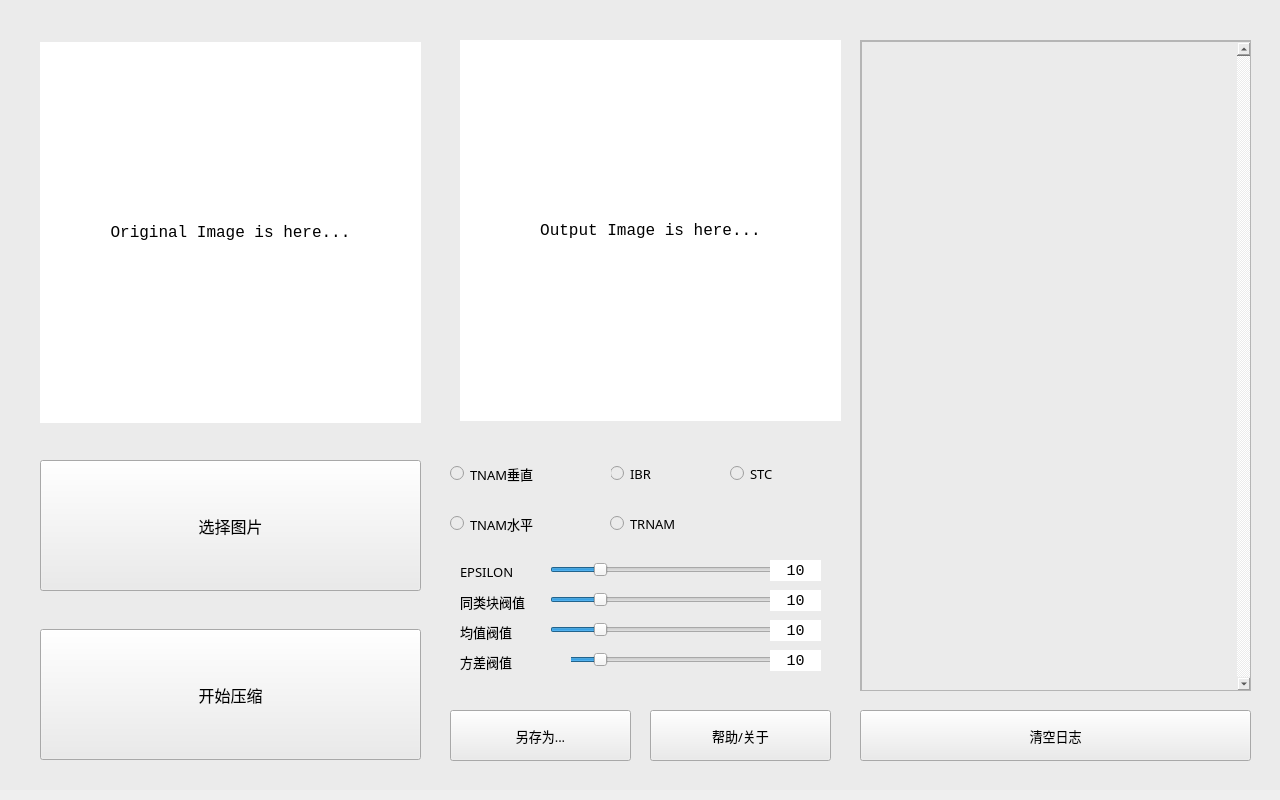
Old version of the form widget.ui in the repository HIBIKl/CPP_Homework.
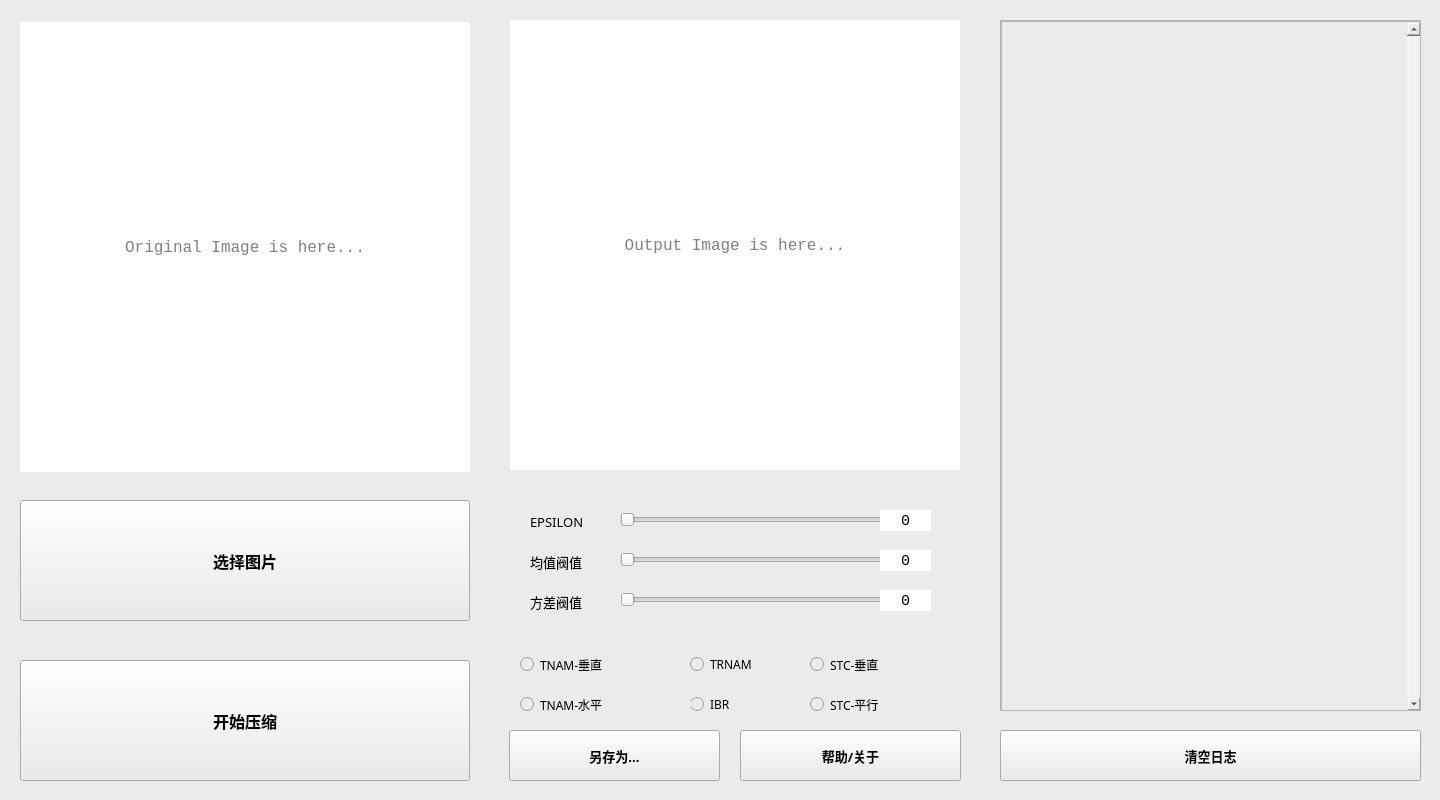
New version of the form. Custom widgets are drawn as their Qt base class.

The edit to the form file:
```diff
--- a/widget.ui
+++ b/widget.ui
@@ -6,19 +6,19 @@
    <rect>
     <x>0</x>
     <y>0</y>
-    <width>1280</width>
+    <width>1440</width>
     <height>800</height>
    </rect>
   </property>
   <property name="minimumSize">
    <size>
-    <width>1280</width>
+    <width>1440</width>
     <height>800</height>
    </size>
   </property>
   <property name="maximumSize">
    <size>
-    <width>1280</width>
+    <width>1440</width>
     <height>800</height>
    </size>
   </property>
@@ -32,20 +32,20 @@
    <property name="geometry">
     <rect>
      <x>0</x>
-     <y>-10</y>
-     <width>1280</width>
+     <y>0</y>
+     <width>1440</width>
      <height>800</height>
     </rect>
    </property>
    <property name="minimumSize">
     <size>
-     <width>1280</width>
+     <width>1440</width>
      <height>800</height>
     </size>
    </property>
    <property name="maximumSize">
     <size>
-     <width>1280</width>
+     <width>1440</width>
      <height>800</height>
     </size>
    </property>
@@ -60,16 +60,17 @@
    <widget class="QtMaterialRaisedButton" name="startCompression">
     <property name="geometry">
      <rect>
-      <x>40</x>
-      <y>639</y>
-      <width>381</width>
-      <height>131</height>
+      <x>20</x>
+      <y>660</y>
+      <width>450</width>
+      <height>121</height>
      </rect>
     </property>
     <property name="font">
      <font>
       <family>微软雅黑</family>
       <pointsize>12</pointsize>
+      <bold>true</bold>
      </font>
     </property>
     <property name="text">
@@ -79,9 +80,9 @@
    <widget class="QtMaterialRaisedButton" name="saveImage">
     <property name="geometry">
      <rect>
-      <x>450</x>
-      <y>720</y>
-      <width>181</width>
+      <x>509</x>
+      <y>730</y>
+      <width>211</width>
       <height>51</height>
      </rect>
     </property>
@@ -89,6 +90,7 @@
      <font>
       <family>微软雅黑</family>
       <pointsize>10</pointsize>
+      <bold>true</bold>
      </font>
     </property>
     <property name="text">
@@ -98,17 +100,17 @@
    <widget class="QtMaterialRaisedButton" name="selectPicture">
     <property name="geometry">
      <rect>
-      <x>40</x>
-      <y>470</y>
-      <width>381</width>
-      <height>131</height>
+      <x>20</x>
+      <y>500</y>
+      <width>450</width>
+      <height>121</height>
      </rect>
     </property>
     <property name="font">
      <font>
       <family>微软雅黑</family>
       <pointsize>12</pointsize>
-      <bold>false</bold>
+      <bold>true</bold>
      </font>
     </property>
     <property name="text">
@@ -118,16 +120,16 @@
    <widget class="QtMaterialRadioButton" name="algorithm_ibr">
     <property name="geometry">
      <rect>
-      <x>610</x>
-      <y>470</y>
-      <width>131</width>
+      <x>690</x>
+      <y>691</y>
+      <width>121</width>
       <height>27</height>
      </rect>
     </property>
     <property name="font">
      <font>
       <family>微软雅黑</family>
-      <pointsize>10</pointsize>
+      <pointsize>9</pointsize>
       <bold>false</bold>
      </font>
     </property>
@@ -138,22 +140,22 @@
    <widget class="QtMaterialRadioButton" name="algorithm_tnam_diagonal">
     <property name="geometry">
      <rect>
-      <x>450</x>
-      <y>470</y>
-      <width>161</width>
+      <x>520</x>
+      <y>651</y>
+      <width>171</width>
       <height>27</height>
      </rect>
     </property>
     <property name="font">
      <font>
       <family>微软雅黑</family>
-      <pointsize>10</pointsize>
+      <pointsize>9</pointsize>
       <bold>false</bold>
       <kerning>true</kerning>
      </font>
     </property>
     <property name="text">
-     <string>TNAM垂直</string>
+     <string>TNAM-垂直</string>
     </property>
     <property name="checkable">
      <bool>true</bool>
@@ -165,36 +167,36 @@
    <widget class="QtMaterialRadioButton" name="algorithm_tnam_horizonal">
     <property name="geometry">
      <rect>
-      <x>450</x>
-      <y>520</y>
-      <width>161</width>
+      <x>520</x>
+      <y>691</y>
+      <width>171</width>
       <height>27</height>
      </rect>
     </property>
     <property name="font">
      <font>
       <family>微软雅黑</family>
-      <pointsize>10</pointsize>
+      <pointsize>9</pointsize>
       <bold>false</bold>
      </font>
     </property>
     <property name="text">
-     <string>TNAM水平</string>
+     <string>TNAM-水平</string>
     </property>
    </widget>
    <widget class="QtMaterialRadioButton" name="algorithm_trnam">
     <property name="geometry">
      <rect>
-      <x>610</x>
-      <y>520</y>
-      <width>131</width>
+      <x>690</x>
+      <y>651</y>
+      <width>121</width>
       <height>27</height>
      </rect>
     </property>
     <property name="font">
      <font>
       <family>微软雅黑</family>
-      <pointsize>10</pointsize>
+      <pointsize>9</pointsize>
       <bold>false</bold>
      </font>
     </property>
@@ -202,43 +204,49 @@
      <string>TRNAM</string>
     </property>
    </widget>
-   <widget class="QtMaterialRadioButton" name="algorithm_stc">
+   <widget class="QtMaterialRadioButton" name="algorithm_stc_vertical">
     <property name="geometry">
      <rect>
-      <x>730</x>
-      <y>470</y>
-      <width>81</width>
+      <x>810</x>
+      <y>651</y>
+      <width>131</width>
       <height>27</height>
      </rect>
     </property>
     <property name="font">
      <font>
       <family>微软雅黑</family>
-      <pointsize>10</pointsize>
+      <pointsize>9</pointsize>
       <bold>false</bold>
      </font>
     </property>
     <property name="text">
-     <string>STC</string>
+     <string>STC-垂直</string>
     </property>
    </widget>
    <widget class="QtMaterialSlider" name="variance_slider">
     <property name="geometry">
      <rect>
-      <x>550</x>
-      <y>660</y>
-      <width>231</width>
+      <x>620</x>
+      <y>590</y>
+      <width>271</width>
       <height>20</height>
      </rect>
     </property>
+    <property name="cursor">
+     <cursorShape>ClosedHandCursor</cursorShape>
+    </property>
     <property name="maximum">
      <number>50</number>
     </property>
     <property name="singleStep">
-     <number>1</number>
+     <number>5</number>
+    </property>
+    <property name="pageStep">
+     <number>5</number>
     </property>
     <property name="value">
-     <number>10</number>
+     <number>0</number>
     </property>
     <property name="orientation">
      <enum>Qt::Horizontal</enum>
@@ -247,9 +255,9 @@
    <widget class="QtMaterialRaisedButton" name="clearLog">
     <property name="geometry">
      <rect>
-      <x>860</x>
-      <y>720</y>
-      <width>391</width>
+      <x>1000</x>
+      <y>730</y>
+      <width>421</width>
       <height>51</height>
      </rect>
     </property>
@@ -257,6 +265,7 @@
      <font>
       <family>微软雅黑</family>
       <pointsize>10</pointsize>
+      <bold>true</bold>
      </font>
     </property>
     <property name="text">
@@ -266,9 +275,9 @@
    <widget class="QtMaterialRaisedButton" name="helpCenter">
     <property name="geometry">
      <rect>
-      <x>650</x>
-      <y>720</y>
-      <width>181</width>
+      <x>740</x>
+      <y>730</y>
+      <width>221</width>
       <height>51</height>
      </rect>
     </property>
@@ -276,6 +285,7 @@
      <font>
       <family>微软雅黑</family>
       <pointsize>10</pointsize>
+      <bold>true</bold>
      </font>
     </property>
     <property name="text">
@@ -285,10 +295,10 @@
    <widget class="QScrollArea" name="scrollArea">
     <property name="geometry">
      <rect>
-      <x>860</x>
-      <y>50</y>
-      <width>391</width>
-      <height>651</height>
+      <x>1000</x>
+      <y>20</y>
+      <width>421</width>
+      <height>691</height>
      </rect>
     </property>
     <property name="widgetResizable">
@@ -299,8 +309,8 @@
       <rect>
        <x>0</x>
        <y>0</y>
-       <width>389</width>
-       <height>649</height>
+       <width>419</width>
+       <height>689</height>
       </rect>
      </property>
      <widget class="QTextBrowser" name="textBrowser">
@@ -308,8 +318,8 @@
        <rect>
         <x>0</x>
         <y>0</y>
-        <width>391</width>
-        <height>651</height>
+        <width>421</width>
+        <height>691</height>
        </rect>
       </property>
       <property name="sizePolicy">
@@ -342,10 +352,10 @@
    <widget class="QLabel" name="label">
     <property name="geometry">
      <rect>
-      <x>40</x>
-      <y>52</y>
-      <width>381</width>
-      <height>381</height>
+      <x>20</x>
+      <y>22</y>
+      <width>450</width>
+      <height>450</height>
      </rect>
     </property>
     <property name="font">
@@ -355,22 +365,32 @@
      </font>
     </property>
     <property name="styleSheet">
-     <string notr="true">background-color: rgb(255, 255, 255);</string>
+     <string notr="true">background-color: rgb(255, 255, 255);
+color:grey</string>
+    </property>
+    <property name="frameShape">
+     <enum>QFrame::NoFrame</enum>
     </property>
     <property name="text">
-     <string>Original Image is here...</string>
+     <string extracomment="Original Image is here...">Original Image is here...</string>
+    </property>
+    <property name="textFormat">
+     <enum>Qt::AutoText</enum>
     </property>
     <property name="alignment">
      <set>Qt::AlignCenter</set>
     </property>
+    <property name="buddy">
+     <cstring></cstring>
+    </property>
    </widget>
    <widget class="QLabel" name="label_2">
     <property name="geometry">
      <rect>
-      <x>460</x>
-      <y>50</y>
-      <width>381</width>
-      <height>381</height>
+      <x>510</x>
+      <y>20</y>
+      <width>450</width>
+      <height>450</height>
      </rect>
     </property>
     <property name="font">
@@ -380,10 +400,11 @@
      </font>
     </property>
     <property name="styleSheet">
-     <string notr="true">background-color: rgb(255, 255, 255);</string>
+     <string notr="true">background-color: rgb(255, 255, 255);
+color:grey</string>
     </property>
     <property name="text">
-     <string>Output Image is here...</string>
+     <string extracomment="Output Image is here...">Output Image is here...</string>
     </property>
     <property name="alignment">
      <set>Qt::AlignCenter</set>
@@ -392,9 +413,9 @@
    <widget class="QLabel" name="label_3">
     <property name="geometry">
      <rect>
-      <x>460</x>
-      <y>660</y>
-      <width>111</width>
+      <x>530</x>
+      <y>590</y>
+      <width>91</width>
       <height>23</height>
      </rect>
     </property>
@@ -412,8 +433,8 @@
    <widget class="QLabel" name="label_4">
     <property name="geometry">
      <rect>
-      <x>460</x>
-      <y>630</y>
+      <x>530</x>
+      <y>550</y>
       <width>111</width>
       <height>23</height>
      </rect>
@@ -432,62 +453,26 @@
    <widget class="QtMaterialSlider" name="mean_value_slider">
     <property name="geometry">
      <rect>
-      <x>550</x>
-      <y>630</y>
-      <width>231</width>
+      <x>620</x>
+      <y>550</y>
+      <width>271</width>
       <height>20</height>
      </rect>
     </property>
-    <property name="maximum">
-     <number>50</number>
+    <property name="cursor">
+     <cursorShape>ClosedHandCursor</cursorShape>
     </property>
-    <property name="singleStep">
-     <number>1</number>
-    </property>
-    <property name="value">
-     <number>10</number>
-    </property>
-    <property name="orientation">
-     <enum>Qt::Horizontal</enum>
-    </property>
-   </widget>
-   <widget class="QLabel" name="label_5">
-    <property name="geometry">
-     <rect>
-      <x>460</x>
-      <y>600</y>
-      <width>111</width>
-      <height>23</height>
-     </rect>
-    </property>
-    <property name="font">
-     <font>
-      <family>Microsoft YaHei</family>
-      <pointsize>10</pointsize>
-      <stylestrategy>PreferAntialias</stylestrategy>
-     </font>
-    </property>
-    <property name="text">
-     <string>同类块阀值</string>
-    </property>
-   </widget>
-   <widget class="QtMaterialSlider" name="fast_threshold_slider">
-    <property name="geometry">
-     <rect>
-      <x>550</x>
-      <y>600</y>
-      <width>231</width>
-      <height>20</height>
-     </rect>
-    </property>
     <property name="maximum">
      <number>50</number>
     </property>
     <property name="singleStep">
-     <number>1</number>
+     <number>5</number>
     </property>
+    <property name="pageStep">
+     <number>5</number>
+    </property>
     <property name="value">
-     <number>10</number>
+     <number>0</number>
     </property>
     <property name="orientation">
      <enum>Qt::Horizontal</enum>
@@ -496,8 +481,8 @@
    <widget class="QLabel" name="label_6">
     <property name="geometry">
      <rect>
-      <x>460</x>
-      <y>570</y>
+      <x>530</x>
+      <y>510</y>
       <width>111</width>
       <height>23</height>
      </rect>
@@ -516,20 +501,29 @@
    <widget class="QtMaterialSlider" name="epsilon_slider">
     <property name="geometry">
      <rect>
-      <x>550</x>
-      <y>570</y>
-      <width>231</width>
+      <x>620</x>
+      <y>510</y>
+      <width>271</width>
       <height>20</height>
      </rect>
     </property>
+    <property name="cursor">
+     <cursorShape>ClosedHandCursor</cursorShape>
+    </property>
+    <property name="styleSheet">
+     <string notr="true"/>
+    </property>
     <property name="maximum">
      <number>50</number>
     </property>
     <property name="singleStep">
-     <number>1</number>
+     <number>5</number>
+    </property>
+    <property name="pageStep">
+     <number>5</number>
     </property>
     <property name="value">
-     <number>10</number>
+     <number>0</number>
     </property>
     <property name="orientation">
      <enum>Qt::Horizontal</enum>
@@ -538,8 +532,8 @@
    <widget class="QtMaterialTextField" name="epsilon_label">
     <property name="geometry">
      <rect>
-      <x>770</x>
-      <y>570</y>
+      <x>880</x>
+      <y>510</y>
       <width>51</width>
       <height>21</height>
      </rect>
@@ -555,33 +549,7 @@
      <string notr="true">background-color: rgb(255, 255, 255);</string>
     </property>
     <property name="text">
-     <string>10</string>
-    </property>
-    <property name="alignment">
-     <set>Qt::AlignCenter</set>
-    </property>
-   </widget>
-   <widget class="QtMaterialTextField" name="fast_threshold_label">
-    <property name="geometry">
-     <rect>
-      <x>770</x>
-      <y>600</y>
-      <width>51</width>
-      <height>21</height>
-     </rect>
-    </property>
-    <property name="font">
-     <font>
-      <family>Consolas</family>
-      <pointsize>11</pointsize>
-      <strikeout>false</strikeout>
-     </font>
-    </property>
-    <property name="styleSheet">
-     <string notr="true">background-color: rgb(255, 255, 255);</string>
-    </property>
-    <property name="text">
-     <string>10</string>
+     <string>0</string>
     </property>
     <property name="alignment">
      <set>Qt::AlignCenter</set>
@@ -590,8 +558,8 @@
    <widget class="QtMaterialTextField" name="mean_value_label">
     <property name="geometry">
      <rect>
-      <x>770</x>
-      <y>630</y>
+      <x>880</x>
+      <y>550</y>
       <width>51</width>
       <height>21</height>
      </rect>
@@ -607,7 +575,7 @@
      <string notr="true">background-color: rgb(255, 255, 255);</string>
     </property>
     <property name="text">
-     <string>10</string>
+     <string>0</string>
     </property>
     <property name="alignment">
      <set>Qt::AlignCenter</set>
@@ -616,8 +584,8 @@
    <widget class="QtMaterialTextField" name="variance_label">
     <property name="geometry">
      <rect>
-      <x>770</x>
-      <y>660</y>
+      <x>880</x>
+      <y>590</y>
       <width>51</width>
       <height>21</height>
      </rect>
@@ -633,12 +601,31 @@
      <string notr="true">background-color: rgb(255, 255, 255);</string>
     </property>
     <property name="text">
-     <string>10</string>
+     <string>0</string>
     </property>
     <property name="alignment">
      <set>Qt::AlignCenter</set>
     </property>
    </widget>
+   <widget class="QtMaterialRadioButton" name="algorithm_stc_horizonal">
+    <property name="geometry">
+     <rect>
+      <x>810</x>
+      <y>691</y>
+      <width>131</width>
+      <height>27</height>
+     </rect>
+    </property>
+    <property name="font">
+     <font>
+      <family>微软雅黑</family>
+      <pointsize>9</pointsize>
+     </font>
+    </property>
+    <property name="text">
+     <string>STC-平行</string>
+    </property>
+   </widget>
    <zorder>label</zorder>
    <zorder>label_2</zorder>
    <zorder>startCompression</zorder>
@@ -648,7 +635,7 @@
    <zorder>algorithm_tnam_diagonal</zorder>
    <zorder>algorithm_tnam_horizonal</zorder>
    <zorder>algorithm_trnam</zorder>
-   <zorder>algorithm_stc</zorder>
+   <zorder>algorithm_stc_vertical</zorder>
    <zorder>variance_slider</zorder>
    <zorder>clearLog</zorder>
    <zorder>helpCenter</zorder>
@@ -656,14 +643,12 @@
    <zorder>label_3</zorder>
    <zorder>label_4</zorder>
    <zorder>mean_value_slider</zorder>
-   <zorder>label_5</zorder>
-   <zorder>fast_threshold_slider</zorder>
    <zorder>label_6</zorder>
    <zorder>epsilon_slider</zorder>
    <zorder>epsilon_label</zorder>
-   <zorder>fast_threshold_label</zorder>
    <zorder>mean_value_label</zorder>
    <zorder>variance_label</zorder>
+   <zorder>algorithm_stc_horizonal</zorder>
   </widget>
  </widget>
  <customwidgets>
```
